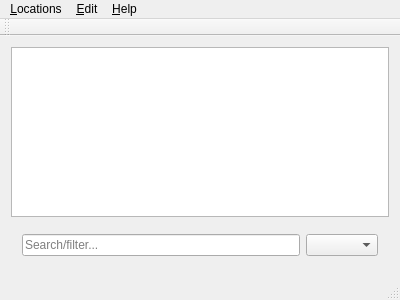
Old version of the form util/locations-editor/LocationListEditor.ui in the repository Stellarium/stellarium.
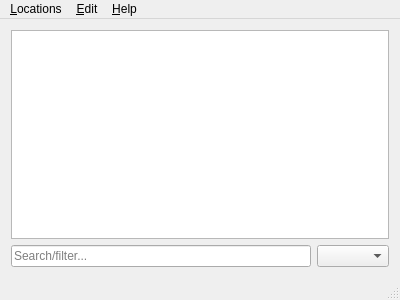
New version of the form.

Commit message: Location List Editor 0.5.0: enabled deleting rows, fixed two bugs dealing with duplicate IDs

```diff
--- a/util/locations-editor/LocationListEditor.ui
+++ b/util/locations-editor/LocationListEditor.ui
@@ -26,6 +26,9 @@
     <item>
      <widget class="QFrame" name="frameFilter">
       <layout class="QHBoxLayout" name="horizontalLayout">
+       <property name="margin">
+        <number>0</number>
+       </property>
        <item>
         <widget class="QLineEdit" name="lineEditFilter">
          <property name="placeholderText">
@@ -82,14 +85,6 @@
    <addaction name="menuEdit"/>
    <addaction name="menuAbout"/>
   </widget>
-  <widget class="QToolBar" name="mainToolBar">
-   <attribute name="toolBarArea">
-    <enum>TopToolBarArea</enum>
-   </attribute>
-   <attribute name="toolBarBreak">
-    <bool>false</bool>
-   </attribute>
-  </widget>
   <widget class="QStatusBar" name="statusBar"/>
   <action name="actionOpenProject">
    <property name="text">
```
Left out of the diff: 15 changed lines with no effect on the pictures. The commit also changes 5 other files.
